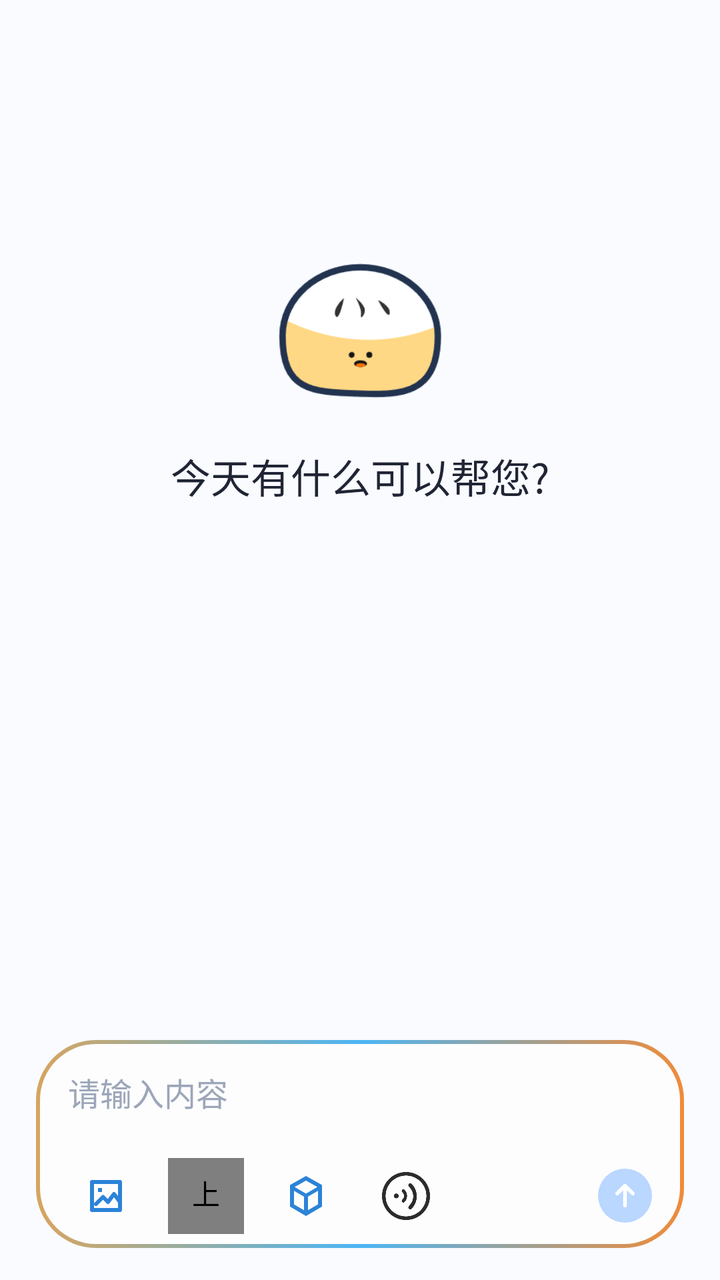
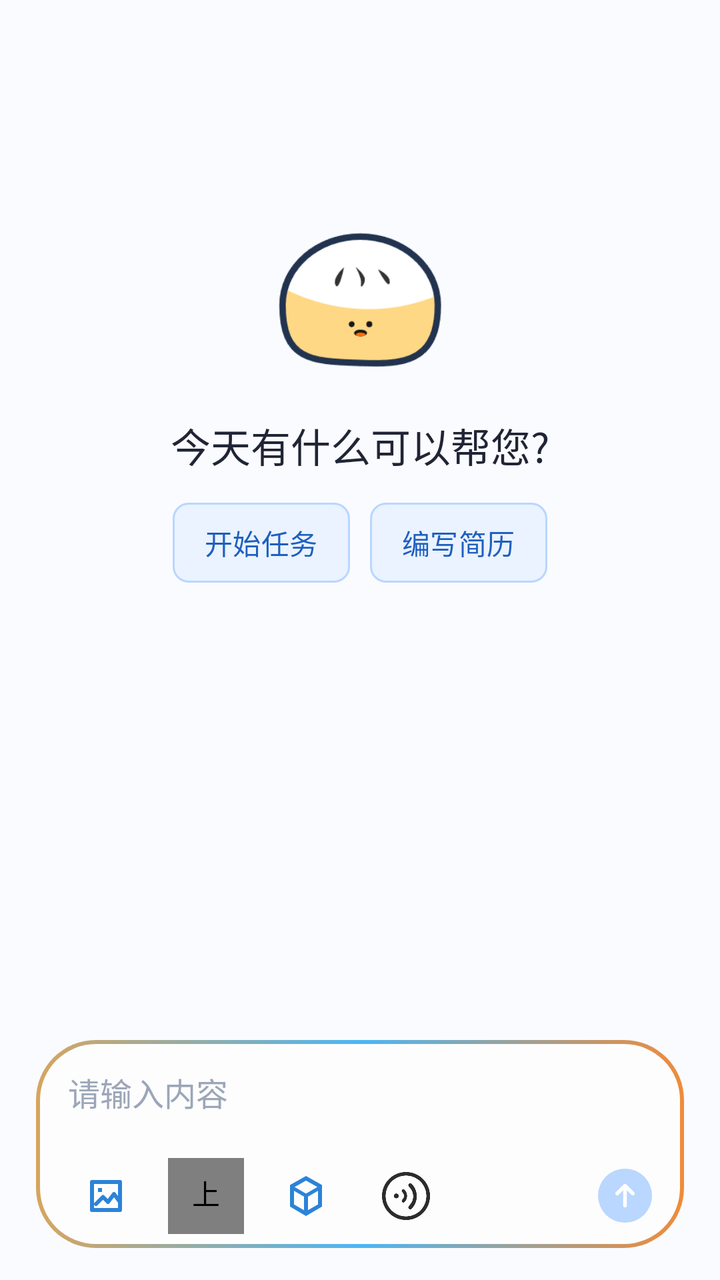

Two renders of the same Android screen: before a commit and after it. Below are the layout's source before the change and the commit's diff.
<!-- AndroidManifest.xml: application theme Theme.ManTou -->
<!-- res/layout/layout_chat_page.xml -->
<?xml version="1.0" encoding="utf-8"?>
<androidx.constraintlayout.widget.ConstraintLayout
    xmlns:android="http://schemas.android.com/apk/res/android"
    xmlns:app="http://schemas.android.com/apk/res-auto"
    android:layout_width="match_parent"
    android:layout_height="match_parent"
    android:background="@color/mt_background">

        
        <androidx.recyclerview.widget.RecyclerView
            android:id="@+id/rvChat"
            android:layout_width="0dp"
            android:layout_height="0dp"
            android:clipToPadding="false"
            android:paddingTop="10dp"
            android:paddingBottom="8dp"
            app:layout_constraintTop_toTopOf="parent"
            app:layout_constraintBottom_toTopOf="@id/inputContainer"
            app:layout_constraintStart_toStartOf="parent"
            app:layout_constraintEnd_toEndOf="parent" />

    <FrameLayout
        android:id="@+id/flGreeting"
        android:layout_width="wrap_content"
        android:layout_height="wrap_content"
        android:padding="16dp"
        android:visibility="visible"
        app:layout_constraintBottom_toBottomOf="@id/rvChat"
        app:layout_constraintEnd_toEndOf="parent"
        app:layout_constraintStart_toStartOf="parent"
        app:layout_constraintTop_toTopOf="@id/rvChat"
        app:layout_constraintVertical_bias="0.283">

        <LinearLayout
            android:layout_width="wrap_content"
            android:layout_height="wrap_content"
            android:gravity="center"
            android:orientation="vertical">

            <ImageView
                android:id="@+id/ivGreeting"
                android:layout_width="100dp"
                android:layout_height="100dp"
                android:contentDescription="@null"
                android:src="@drawable/mantou" />

            <TextView
                android:id="@+id/tvGreeting"
                android:layout_width="wrap_content"
                android:layout_height="wrap_content"
                android:layout_marginTop="8dp"
                android:gravity="center"
                android:text="今天有什么可以帮您?"
                android:textColor="@color/mt_text_primary"
                android:textSize="20sp" />
        </LinearLayout>

    </FrameLayout>

    <androidx.constraintlayout.widget.ConstraintLayout
            android:id="@+id/inputContainer"
            android:layout_width="0dp"
            android:layout_height="wrap_content"
            android:background="@android:color/transparent"
            app:layout_constraintBottom_toBottomOf="parent"
            app:layout_constraintStart_toStartOf="parent"
            app:layout_constraintEnd_toEndOf="parent">

            <HorizontalScrollView
                android:id="@+id/selectedImageChipScroll"
                android:layout_width="0dp"
                android:layout_height="wrap_content"
                android:layout_marginHorizontal="18dp"
                android:layout_marginBottom="8dp"
                android:clipToPadding="false"
                android:overScrollMode="never"
                android:scrollbars="none"
                android:visibility="gone"
                app:layout_constraintEnd_toEndOf="parent"
                app:layout_constraintStart_toStartOf="parent"
                app:layout_constraintTop_toTopOf="parent">

                <com.google.android.material.chip.ChipGroup
                    android:id="@+id/selectedImageChipGroup"
                    android:layout_width="wrap_content"
                    android:layout_height="wrap_content"
                    app:singleLine="true" />
            </HorizontalScrollView>

            
            <FrameLayout
                android:id="@+id/inputCard"
                android:layout_width="0dp"
                android:layout_height="wrap_content"
                android:layout_marginHorizontal="18dp"
                android:layout_marginBottom="16dp"
                android:background="@drawable/bg_chat_input_card"
                app:layout_constraintBottom_toBottomOf="parent"
                app:layout_constraintTop_toBottomOf="@id/selectedImageChipScroll"
                app:layout_constraintStart_toStartOf="parent"
                app:layout_constraintEnd_toEndOf="parent">

                <LinearLayout
                    android:id="@+id/ll_input"
                    android:layout_width="match_parent"
                    android:layout_height="wrap_content"
                    android:orientation="vertical"
                    android:paddingStart="16dp"
                    android:paddingTop="4dp"
                    android:paddingEnd="16dp"
                    android:paddingBottom="4dp">

                    <EditText
                        android:id="@+id/etInput"
                        android:layout_width="match_parent"
                        android:layout_height="wrap_content"
                        android:background="@null"
                        android:hint="请输入内容"
                        android:inputType="textMultiLine"
                        android:imeOptions="flagNoEnterAction"
                        android:maxLines="4"
                        android:minHeight="44dp"
                        android:padding="0dp"
                        android:textColor="@color/mt_text_primary"
                        android:textColorHint="@color/mt_text_muted"
                        android:textSize="16sp" />

                    <LinearLayout
                        android:id="@+id/inputToolbar"
                        android:layout_width="match_parent"
                        android:layout_height="44dp"
                        android:layout_marginTop="8dp"
                        android:gravity="center_vertical"
                        android:orientation="horizontal">

                        <ImageButton
                            android:id="@+id/ivAdd"
                            android:layout_width="38dp"
                            android:layout_height="38dp"
                            android:background="?attr/selectableItemBackgroundBorderless"
                            android:contentDescription="选择图片"
                            android:padding="7dp"
                            android:scaleType="centerInside"
                            android:src="@drawable/ic_input_image" />

                        <com.hfad.mantou.view.ContextProgressButton
                            android:id="@+id/ivContextLimit"
                            android:layout_width="38dp"
                            android:layout_height="38dp"
                            android:layout_marginStart="12dp"
                            android:background="?attr/selectableItemBackgroundBorderless"
                            android:contentDescription="上下文限制"
                            android:padding="7dp" />

                        <ImageButton
                            android:id="@+id/ivModelPicker"
                            android:layout_width="38dp"
                            android:layout_height="38dp"
                            android:layout_marginStart="12dp"
                            android:background="?attr/selectableItemBackgroundBorderless"
                            android:contentDescription="选择模型"
                            android:padding="7dp"
                            android:scaleType="centerInside"
                            android:src="@drawable/ic_model_picker" />

                        <ImageButton
                            android:id="@+id/ivVoiceInput"
                            android:layout_width="38dp"
                            android:layout_height="38dp"
                            android:layout_marginStart="12dp"
                            android:background="?attr/selectableItemBackgroundBorderless"
                            android:contentDescription="语音输入"
                            android:padding="7dp"
                            android:scaleType="centerInside"
                            android:src="@drawable/ic_voice" />

                        <Space
                            android:layout_width="0dp"
                            android:layout_height="1dp"
                            android:layout_weight="1" />

                        <ImageButton
                            android:id="@+id/ivSend"
                            android:layout_width="27dp"
                            android:layout_height="27dp"
                            android:background="@drawable/bg_send_circle"
                            android:contentDescription="发送"
                            android:padding="5dp"
                            android:scaleType="centerInside"
                            android:src="@drawable/ic_send_up" />
                    </LinearLayout>
                </LinearLayout>
            </FrameLayout>

        </androidx.constraintlayout.widget.ConstraintLayout>

</androidx.constraintlayout.widget.ConstraintLayout>
<!-- resources referenced by this layout -->
<resources>
  <color name="mt_background">#FAFBFF</color>
  <color name="mt_text_muted">#9CA6B8</color>
  <color name="mt_text_primary">#202535</color>
  <!-- drawable bg_chat_input_card (drawable) -->
  <?xml version="1.0" encoding="utf-8"?>
  <layer-list xmlns:android="http://schemas.android.com/apk/res/android">
      <item>
          <shape android:shape="rectangle">
              <corners android:radius="30dp" />
              <gradient
                  android:angle="0"
                  android:centerColor="#4DB6F4"
                  android:endColor="#F08B38"
                  android:startColor="#D6A55E" />
          </shape>
      </item>
      <item
          android:bottom="2dp"
          android:left="2dp"
          android:right="2dp"
          android:top="2dp">
          <shape android:shape="rectangle">
              <solid android:color="#FDFDFE" />
              <corners android:radius="28dp" />
          </shape>
      </item>
  </layer-list>
  <!-- drawable bg_send_circle (drawable) -->
  <?xml version="1.0" encoding="utf-8"?>
  <shape xmlns:android="http://schemas.android.com/apk/res/android"
      android:shape="oval">
      <solid android:color="@color/input_send_bg" />
  </shape>
  <!-- drawable ic_model_picker (drawable) -->
  <?xml version="1.0" encoding="utf-8"?>
  <vector xmlns:android="http://schemas.android.com/apk/res/android"
      android:width="24dp"
      android:height="24dp"
      android:viewportWidth="24"
      android:viewportHeight="24">
      <path
          android:fillColor="@color/input_action_blue"
          android:pathData="M12,2L4,6.5v10.8L12,22l8,-4.7V6.5L12,2zM12,4.3l5.7,3.2L12,10.8 6.3,7.5 12,4.3zM6,9.4l5,2.9v6.8l-5,-2.9V9.4zM13,19.1v-6.8l5,-2.9v6.8l-5,2.9z" />
  </vector>
  <!-- drawable ic_send_up (drawable) -->
  <vector xmlns:android="http://schemas.android.com/apk/res/android"
      android:width="26dp"
      android:height="26dp"
      android:viewportWidth="24"
      android:viewportHeight="24">
      <path
          android:fillColor="@android:color/transparent"
          android:pathData="M12,19V5M6.5,10.5L12,5l5.5,5.5"
          android:strokeColor="#FFFFFF"
          android:strokeLineCap="round"
          android:strokeLineJoin="round"
          android:strokeWidth="2.6" />
  </vector>
  <style name="Theme.ManTou" parent="Base.Theme.ManTou" />
  <color name="input_send_bg">@color/mt_primary_soft</color>
  <color name="input_action_blue">#2C83D8</color>
  <color name="mt_primary_soft">#B9D7FF</color>
  <color name="mt_primary">#2F80ED</color>
  <color name="mt_on_primary">#FFFFFF</color>
  <color name="mt_surface_blue">#EAF3FF</color>
  <color name="mt_primary_dark">#1F5FBF</color>
  <color name="mt_surface">#FFFFFF</color>
  <color name="mt_surface_soft">#F5F8FE</color>
  <color name="mt_text_secondary">#7A8496</color>
  <color name="mt_outline">#E2E8F3</color>
  <color name="mt_error">#E65353</color>
  <style name="ThemeOverlay.ManTou.GlassAlertDialog" parent="ThemeOverlay.ManTou.GlassAlertDialog.Base" />
  <!-- drawable bg_dialog_glass (drawable) -->
  <?xml version="1.0" encoding="utf-8"?>
  <shape xmlns:android="http://schemas.android.com/apk/res/android"
      android:shape="rectangle">
      <solid android:color="@color/mt_dialog_glass" />
      <corners android:radius="24dp" />
      <stroke
          android:width="1dp"
          android:color="@color/mt_dialog_glass_stroke" />
  </shape>
  <color name="mt_dialog_glass">#EFFFFFFF</color>
  <style name="ShapeAppearance.ManTou.Dialog" parent="">
          <item name="cornerFamily">rounded</item>
          <item name="cornerSize">24dp</item>
      </style>
  <style name="MtDialogAnimation" parent="">
          <item name="android:windowEnterAnimation">@anim/dialog_fade_in</item>
          <item name="android:windowExitAnimation">@anim/dialog_fade_out</item>
      </style>
  <color name="mt_dialog_glass_stroke">#B8FFFFFF</color>
  <!-- unchanged entries left out for length: 5 -->
</resources>

<!-- the commit's change to res/layout/layout_chat_page.xml (unified diff, before → after) -->
@@ -53,6 +53,46 @@
                 android:text="今天有什么可以帮您?"
                 android:textColor="@color/mt_text_primary"
                 android:textSize="20sp" />
+
+            <com.google.android.material.chip.ChipGroup
+                android:id="@+id/greetingActionChipGroup"
+                android:layout_width="wrap_content"
+                android:layout_height="wrap_content"
+                android:layout_marginTop="14dp"
+                android:gravity="center"
+                app:chipSpacingHorizontal="10dp"
+                app:singleLine="true">
+
+                <com.google.android.material.chip.Chip
+                    android:id="@+id/chipStartTask"
+                    android:layout_width="wrap_content"
+                    android:layout_height="40dp"
+                    android:minHeight="40dp"
+                    android:text="开始任务"
+                    android:textColor="@color/mt_primary_dark"
+                    android:textSize="14sp"
+                    app:chipBackgroundColor="@color/mt_surface_blue"
+                    app:chipMinHeight="40dp"
+                    app:chipStrokeColor="@color/mt_primary_soft"
+                    app:chipStrokeWidth="1dp"
+                    app:ensureMinTouchTargetSize="false"
+                    app:rippleColor="@color/mt_primary_soft" />
+
+                <com.google.android.material.chip.Chip
+                    android:id="@+id/chipWriteResume"
+                    android:layout_width="wrap_content"
+                    android:layout_height="40dp"
+                    android:minHeight="40dp"
+                    android:text="编写简历"
+                    android:textColor="@color/mt_primary_dark"
+                    android:textSize="14sp"
+                    app:chipBackgroundColor="@color/mt_surface_blue"
+                    app:chipMinHeight="40dp"
+                    app:chipStrokeColor="@color/mt_primary_soft"
+                    app:chipStrokeWidth="1dp"
+                    app:ensureMinTouchTargetSize="false"
+                    app:rippleColor="@color/mt_primary_soft" />
+            </com.google.android.material.chip.ChipGroup>
         </LinearLayout>
 
     </FrameLayout>
